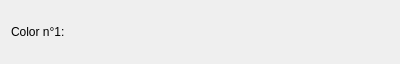
Old version of the form src/CSSChanger/colorchoice.ui in the repository po-devs/pokemon-online.
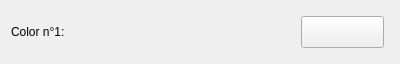
New version of the form.

Diff of the .ui file:
```diff
--- a/src/CSSChanger/colorchoice.ui
+++ b/src/CSSChanger/colorchoice.ui
@@ -30,7 +30,7 @@
       </sizepolicy>
      </property>
      <property name="autoFillBackground">
-      <bool>true</bool>
+      <bool>false</bool>
      </property>
      <property name="styleSheet">
       <string notr="true">margin: 5px;</string>
@@ -39,7 +39,7 @@
       <string/>
      </property>
      <property name="flat">
-      <bool>true</bool>
+      <bool>false</bool>
      </property>
     </widget>
    </item>
```
